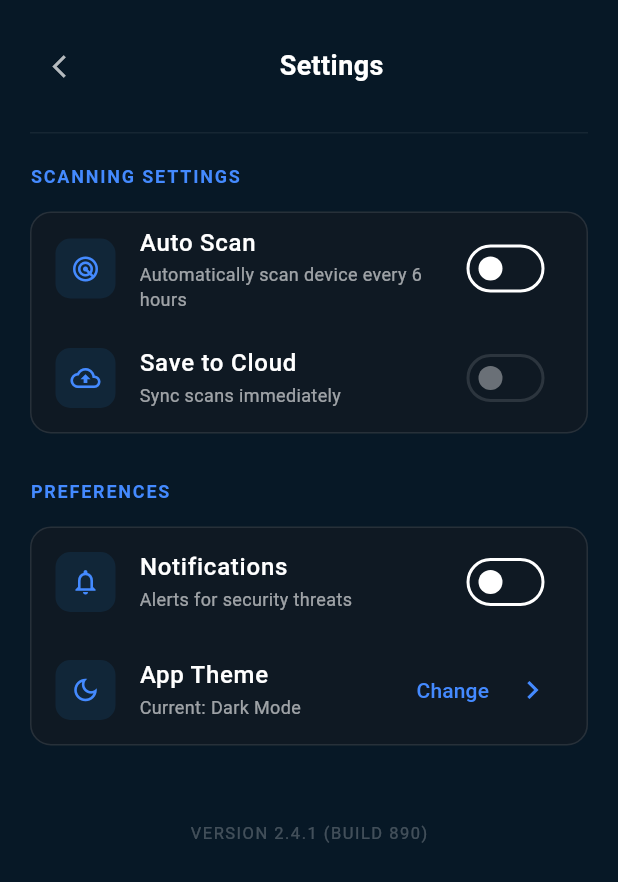
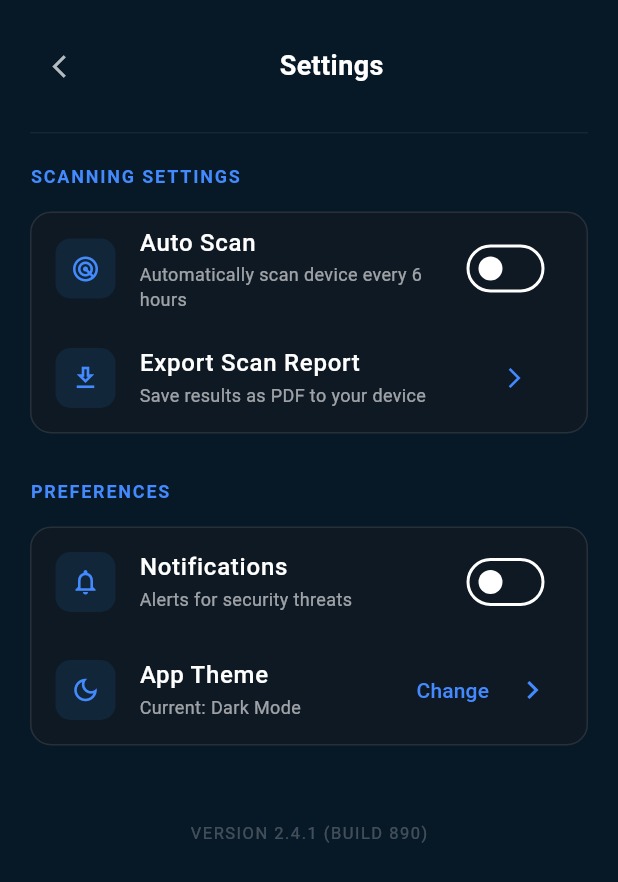
Before and after one commit to Adhamessam2/Mobscan, a Flutter app: the SettingsScreen screen opened directly, on a phone screen of 412 x 824 dp. Shown: the top 882 px of the screen. Run offline on Flutter 3.47's test engine with Material 3 defaults, Android fonts, the phone set to English and light mode, and no system bars; our stand-ins replace bloc, carousel_slider, flutter_bloc, flutter_svg, permission_handler, share_plus and 1 more; missing offline and left inert: android_intent_plus, installed_apps, jailbreak_root_detection, workmanager; accounts and stored records are empty.

Commit message:
export report __setting screen__

```diff
--- a/lib/screens/Setting_Screen.dart
+++ b/lib/screens/Setting_Screen.dart
@@ -3,6 +3,8 @@ import 'package:flutter_bloc/flutter_bloc.dart';
 import 'package:mobscan/controllers/apps_controller/cubit/settings_cubit.dart';
 import 'package:mobscan/controllers/apps_controller/cubit/theme_cubit.dart';
 import 'package:mobscan/screens/home_page.dart';
+import 'package:mobscan/services/export_service.dart';
+import 'package:mobscan/controllers/apps_controller/cubit/apps_cubit.dart';
 
 class SettingsScreen extends StatelessWidget {
   const SettingsScreen({super.key});
@@ -72,13 +74,18 @@ class SettingsScreen extends StatelessWidget {
                     ),
                     _tile(
                       theme,
-                      Icons.cloud_upload_outlined,
-                      "Save to Cloud",
-                      "Sync scans immediately",
-                      trailing: Switch(
-                        value: false,
-                        onChanged: null, // Coming soon
-                        activeColor: Colors.blueAccent,
+                      Icons.download_outlined,
+                      "Export Scan Report",
+                      "Save results as PDF to your device",
+                      trailing: IconButton(
+                        icon: Icon(Icons.arrow_forward_ios, color: Colors.blueAccent, size: 16),
+                        onPressed: () async {
+                          final cubit = context.read<AppsCubit>();
+                          if (cubit.masterAppList.isEmpty) {
+                            await cubit.getApps();
+                          }
+                          ExportService.exportReport(cubit.masterAppList);
+                        },
                       ),
                     ),
                   ]);
--- a/pubspec.yaml
+++ b/pubspec.yaml
@@ -44,6 +44,9 @@ dependencies:
   permission_handler: ^11.0.0
   workmanager: ^0.6.0
   android_intent_plus: ^6.0.0
+  pdf: ^3.11.1
+  path_provider: ^2.1.2
+  share_plus: ^10.0.0
 
 dev_dependencies:
   flutter_test:
```
Also changed, not shown: lib/services/export_service.dart (added, +51 -0 lines), pubspec.lock, 5 other files.
